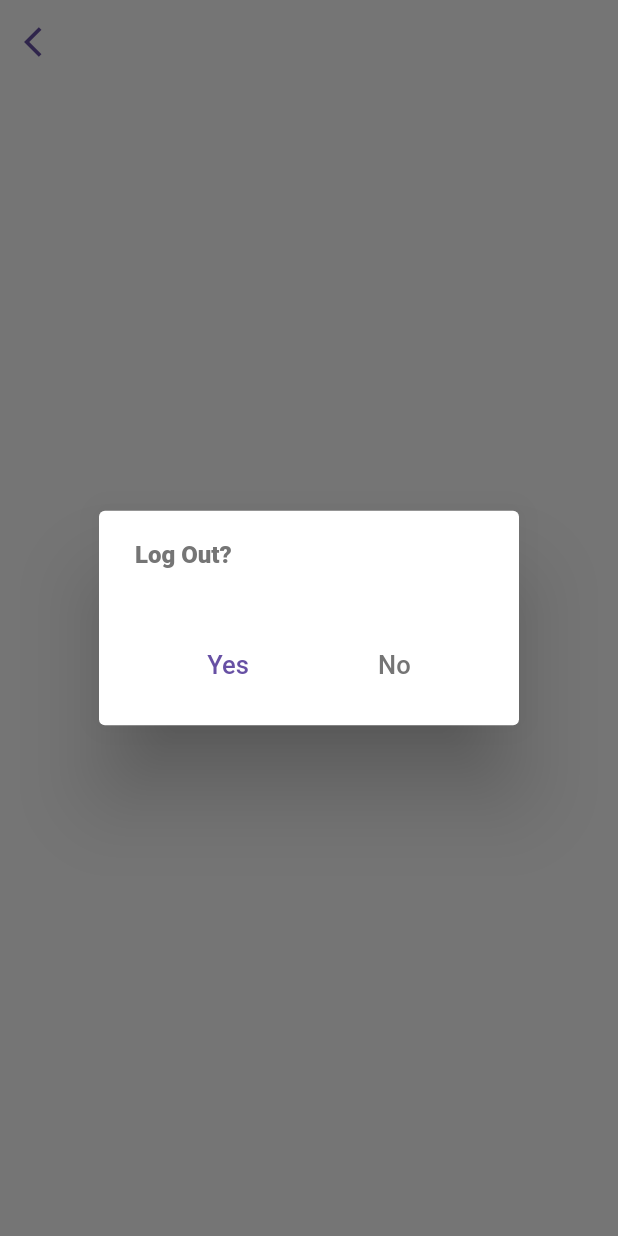
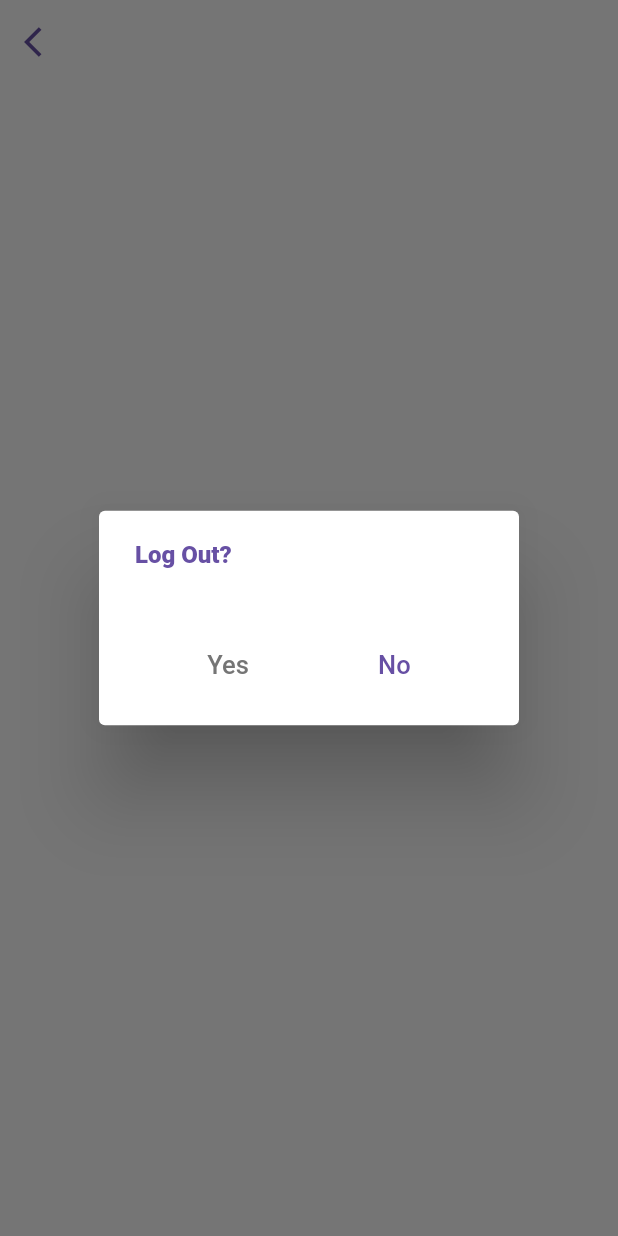
Before and after one commit to premakhil/flash_chat, a Flutter app: the chatTiles screen opened by its route, after a tap on the "arrow back ios" icon, on a phone screen of 412 x 824 dp. Run offline on Flutter 3.47's test engine with Material 2 defaults, Android fonts, the phone set to English and light mode, and no system bars; our stand-ins replace animated_text_kit, firebase_auth, firebase_core; accounts and stored records are empty.

```diff
--- a/lib/screens/chat_tiles.dart
+++ b/lib/screens/chat_tiles.dart
@@ -45,8 +45,8 @@ class _chatTilesState extends State<chatTiles> {
                 backgroundColor: Colors.white,
                 content: Text(
                   "Log Out?",
-                  style: TextStyle(
-                      color: Colors.grey[600], fontWeight: FontWeight.w800),
+                  style:
+                      TextStyle(color: mainPurple, fontWeight: FontWeight.w800),
                 ),
                 actions: <Widget>[
                   Row(
@@ -56,7 +56,7 @@ class _chatTilesState extends State<chatTiles> {
                         style: ButtonStyle(
                           overlayColor: MaterialStateProperty.all(Colors.white),
                           foregroundColor:
-                              MaterialStateProperty.all(mainPurple),
+                              MaterialStateProperty.all(Colors.grey[600]),
                         ),
                         onPressed: () {
                           Navigator.of(ctx).pop();
@@ -77,7 +77,7 @@ class _chatTilesState extends State<chatTiles> {
                         style: ButtonStyle(
                           overlayColor: MaterialStateProperty.all(Colors.white),
                           foregroundColor:
-                              MaterialStateProperty.all(Colors.grey[600]),
+                              MaterialStateProperty.all(mainPurple),
                         ),
                         onPressed: () {
                           Navigator.of(ctx).pop();
```
